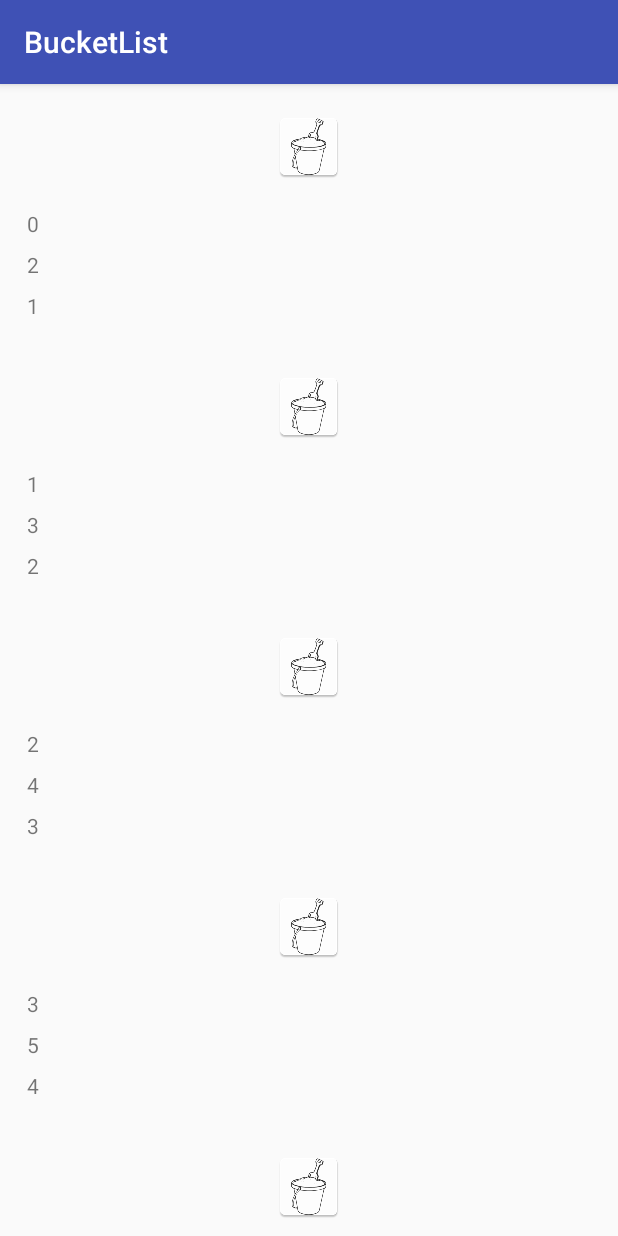
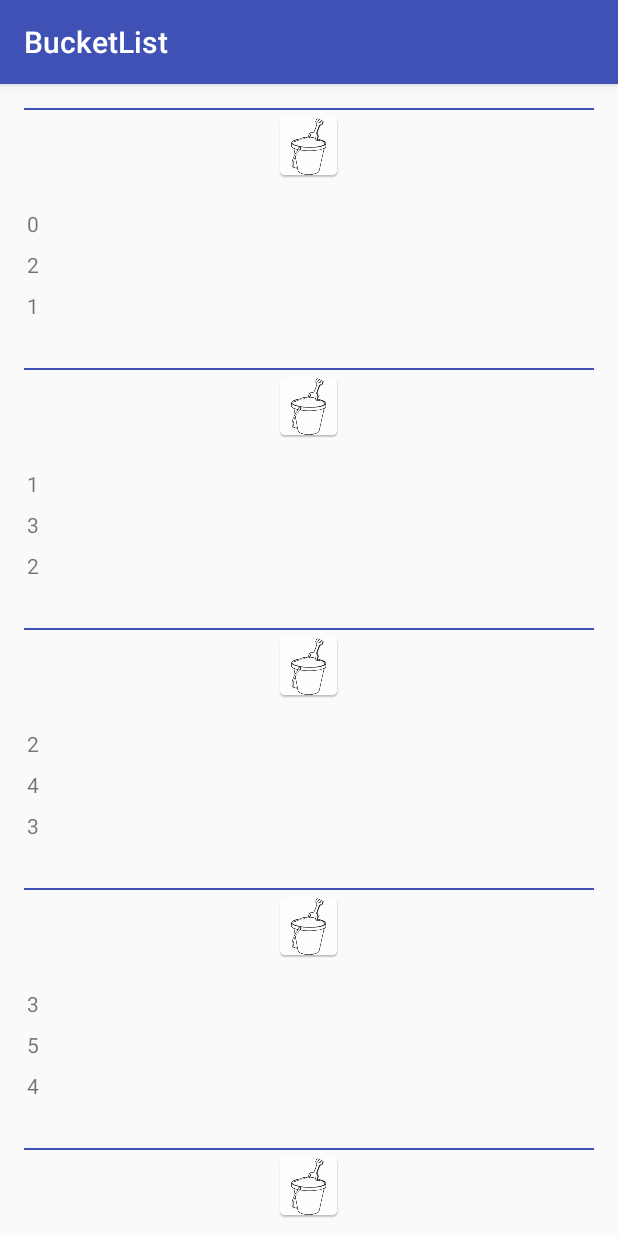
Before and after one commit to Sachiewerk/bucketList, an Android app: the screen it shows after launch (MainActivity), on a phone screen of 412 x 824 dp. Run offline under Robolectric (Android 15) with nearby library versions, the phone set to English and light mode, and no system bars.

Commit message:
add splitter line in main activity; add onClick listener to show view_wish_activity; add view_wish_activity which shows detailed info about wish

```diff
--- a/BucketList/app/src/main/AndroidManifest.xml
+++ b/BucketList/app/src/main/AndroidManifest.xml
@@ -16,6 +16,7 @@
                 <category android:name="android.intent.category.LAUNCHER" />
             </intent-filter>
         </activity>
+        <activity android:name=".ViewWishActivity"></activity>
     </application>
 
 </manifest>
--- a/BucketList/app/src/main/java/ua/aengussong/www/bucketlist/MainActivity.java
+++ b/BucketList/app/src/main/java/ua/aengussong/www/bucketlist/MainActivity.java
@@ -1,15 +1,15 @@
 package ua.aengussong.www.bucketlist;
 
+import android.content.Intent;
 import android.support.v7.app.AppCompatActivity;
 import android.os.Bundle;
 import android.support.v7.widget.LinearLayoutManager;
 import android.support.v7.widget.RecyclerView;
-import android.widget.Toast;
 
-public class MainActivity extends AppCompatActivity implements RVAdapter.WishClickListener {
+public class MainActivity extends AppCompatActivity implements RVMainAdapter.WishClickListener {
 
     int number = 20;
-    RVAdapter adapter;
+    RVMainAdapter adapter;
     RecyclerView recyclerView;
 
     @Override
@@ -21,13 +21,14 @@ public class MainActivity extends AppCompatActivity implements RVAdapter.WishCli
         LinearLayoutManager linearLayoutManager = new LinearLayoutManager(this);
         recyclerView.setLayoutManager(linearLayoutManager);
         recyclerView.hasFixedSize();
-        adapter = new RVAdapter(number, this);
+        adapter = new RVMainAdapter(number, this);
         recyclerView.setAdapter(adapter);
     }
 
     @Override
     public void onWishClicked(int clickedPosition) {
-        Toast toast = Toast.makeText(this,"asdf", Toast.LENGTH_SHORT);
-        toast.show();
+        Intent intent = new Intent(MainActivity.this, ViewWishActivity.class);
+        intent.putExtra(Intent.EXTRA_TEXT, String.valueOf(clickedPosition));
+        startActivity(intent);
     }
 }
--- a/BucketList/app/src/main/java/ua/aengussong/www/bucketlist/RVAdapter.java
+++ b/BucketList/app/src/main/java/ua/aengussong/www/bucketlist/RVMainAdapter.java
@@ -7,19 +7,17 @@ import android.view.ViewGroup;
 import android.widget.ImageView;
 import android.widget.TextView;
 
-import java.util.zip.Inflater;
-
 /**
  * Created by coolsmileman on 24.05.2017.
  */
 
-public class RVAdapter extends RecyclerView.Adapter<RVAdapter.WishViewHolder> {
+public class RVMainAdapter extends RecyclerView.Adapter<RVMainAdapter.WishViewHolder> {
 
     final private WishClickListener onWishClickListener;
 
     int count;
 
-    RVAdapter(int count, WishClickListener listener){
+    RVMainAdapter(int count, WishClickListener listener){
         onWishClickListener = listener;
         this.count = count;
     }
--- a/BucketList/app/src/main/res/layout/wishes_list_layout.xml
+++ b/BucketList/app/src/main/res/layout/wishes_list_layout.xml
@@ -50,4 +50,9 @@
                 app:layout_constraintLeft_toLeftOf="@+id/rv_wish_title"
                 android:layout_marginTop="8dp"
                 app:layout_constraintTop_toBottomOf="@+id/rv_wish_title" />
+            <View
+                android:layout_height="1dp"
+                android:layout_width="match_parent"
+                android:background="@color/colorPrimary"
+            />
         </android.support.constraint.ConstraintLayout>
--- a/BucketList/app/src/main/res/values/strings.xml
+++ b/BucketList/app/src/main/res/values/strings.xml
@@ -1,3 +1,5 @@
 <resources>
     <string name="app_name">BucketList</string>
+    <string name="milestones">Milestones:</string>
+    <string name="achieved">Achieved</string>
 </resources>
```
Also changed, not shown: BucketList/app/src/main/java/ua/aengussong/www/bucketlist/ViewWishActivity.java (added, +21 -0 lines), BucketList/app/src/main/res/layout/activity_view_wish.xml (added, +93 -0 lines).
